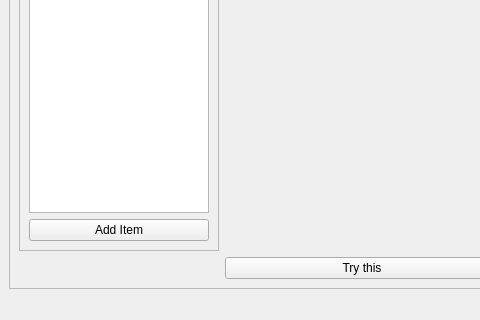
The window that keyboardcontrolv3/ui/main_ui.ui (Vaisakhkm2625/keyboardcontrolV3) describes before a commit, drawn with Qt 5; both pictures show x 0 to 480 and y 280 to 600 of the 800 by 600 pixel window.
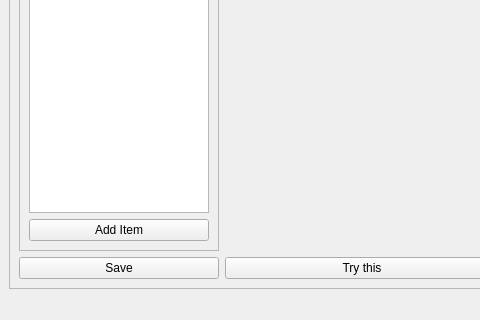
The same window after the commit.

Commit message: feat:save button implimented

The edit to the form file:
```diff
--- a/keyboardcontrolv3/ui/main_ui.ui
+++ b/keyboardcontrolv3/ui/main_ui.ui
@@ -263,6 +263,13 @@
          </widget>
         </widget>
        </item>
+       <item row="3" column="0">
+        <widget class="QPushButton" name="save">
+         <property name="text">
+          <string>Save</string>
+         </property>
+        </widget>
+       </item>
       </layout>
      </widget>
     </item>
```
The commit also changes 3 other files.
